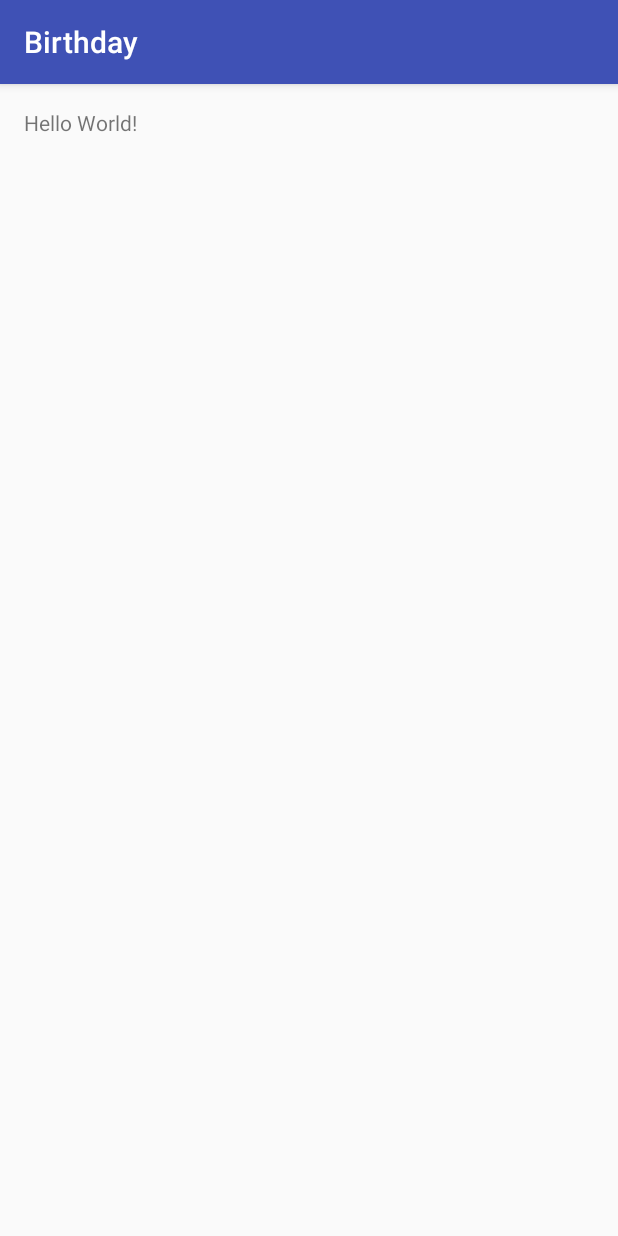
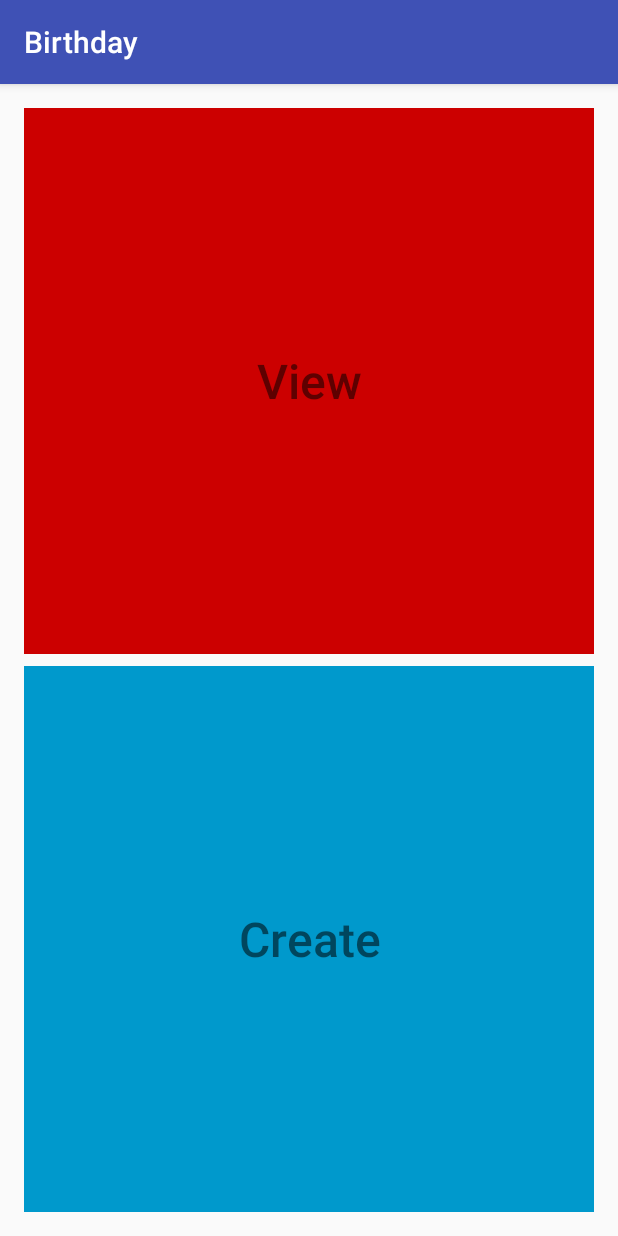
Before and after one commit to minesweepers-co/birthday, an Android app: the screen it shows after launch (MainActivity), on a phone screen of 412 x 824 dp. Run offline under Robolectric (Android 15) with nearby library versions, the phone set to English and light mode, and no system bars.

Commit message:
Add two activities for View and Create
- Added two buttons on main activity to launch view and create activities

```diff
--- a/app/src/main/AndroidManifest.xml
+++ b/app/src/main/AndroidManifest.xml
@@ -15,6 +15,8 @@
                 <category android:name="android.intent.category.LAUNCHER" />
             </intent-filter>
         </activity>
+        <activity android:name=".CreateMemoryActivity" />
+        <activity android:name=".ViewMemoryActivity" />
     </application>
 
 </manifest>
--- a/app/src/main/java/co/minesweepers/birthday/MainActivity.java
+++ b/app/src/main/java/co/minesweepers/birthday/MainActivity.java
@@ -1,13 +1,38 @@
 package co.minesweepers.birthday;
 
+import android.content.Intent;
 import android.support.v7.app.AppCompatActivity;
 import android.os.Bundle;
+import android.view.View;
+import android.widget.TextView;
 
-public class MainActivity extends AppCompatActivity {
+public class MainActivity extends AppCompatActivity implements View.OnClickListener {
+
+    private TextView mTextViewCreate;
+    private TextView mTextViewView;
 
     @Override
     protected void onCreate(Bundle savedInstanceState) {
         super.onCreate(savedInstanceState);
         setContentView(R.layout.activity_main);
+        mTextViewCreate = (TextView) findViewById(R.id.create);
+        mTextViewCreate.setOnClickListener(this);
+        mTextViewView = (TextView) findViewById(R.id.view);
+        mTextViewView.setOnClickListener(this);
+    }
+
+    @Override
+    public void onClick(View v) {
+        int id = v.getId();
+        switch (id) {
+            case R.id.create:
+                Intent createMemoryIntent = new Intent(this, CreateMemoryActivity.class);
+                startActivity(createMemoryIntent);
+                break;
+            case R.id.view:
+                Intent viewMemoryIntent = new Intent(this, ViewMemoryActivity.class);
+                startActivity(viewMemoryIntent);
+                break;
+        }
     }
 }
--- a/app/src/main/res/layout/activity_main.xml
+++ b/app/src/main/res/layout/activity_main.xml
@@ -1,5 +1,5 @@
 <?xml version="1.0" encoding="utf-8"?>
-<RelativeLayout xmlns:android="http://schemas.android.com/apk/res/android"
+<LinearLayout xmlns:android="http://schemas.android.com/apk/res/android"
     xmlns:tools="http://schemas.android.com/tools"
     android:id="@+id/activity_main"
     android:layout_width="match_parent"
@@ -8,10 +8,30 @@
     android:paddingLeft="@dimen/activity_horizontal_margin"
     android:paddingRight="@dimen/activity_horizontal_margin"
     android:paddingTop="@dimen/activity_vertical_margin"
+    android:orientation="vertical"
     tools:context="co.minesweepers.birthday.MainActivity">
 
     <TextView
-        android:layout_width="wrap_content"
-        android:layout_height="wrap_content"
-        android:text="Hello World!" />
-</RelativeLayout>
+        android:id="@+id/view"
+        android:layout_width="match_parent"
+        android:layout_height="0dp"
+        android:layout_weight="1"
+        android:layout_marginBottom="4dp"
+        android:gravity="center"
+        android:background="@android:color/holo_red_dark"
+        android:fontFamily="sans-serif-medium"
+        android:textSize="32sp"
+        android:text="@string/view" />
+
+    <TextView
+        android:id="@+id/create"
+        android:layout_width="match_parent"
+        android:layout_height="0dp"
+        android:layout_weight="1"
+        android:layout_marginTop="4dp"
+        android:gravity="center"
+        android:background="@android:color/holo_blue_dark"
+        android:fontFamily="sans-serif-medium"
+        android:textSize="32sp"
+        android:text="@string/create" />
+</LinearLayout>
--- a/app/src/main/res/values/strings.xml
+++ b/app/src/main/res/values/strings.xml
@@ -1,3 +1,5 @@
 <resources>
     <string name="app_name">Birthday</string>
+    <string name="view">View</string>
+    <string name="create">Create</string>
 </resources>
```
Also changed, not shown: app/src/main/java/co/minesweepers/birthday/CreateMemoryActivity.java (added, +13 -0 lines), app/src/main/java/co/minesweepers/birthday/ViewMemoryActivity.java (added, +13 -0 lines), app/src/main/res/layout/activity_create_memory.xml (added, +18 -0 lines), app/src/main/res/layout/activity_view_memory.xml (added, +18 -0 lines).
